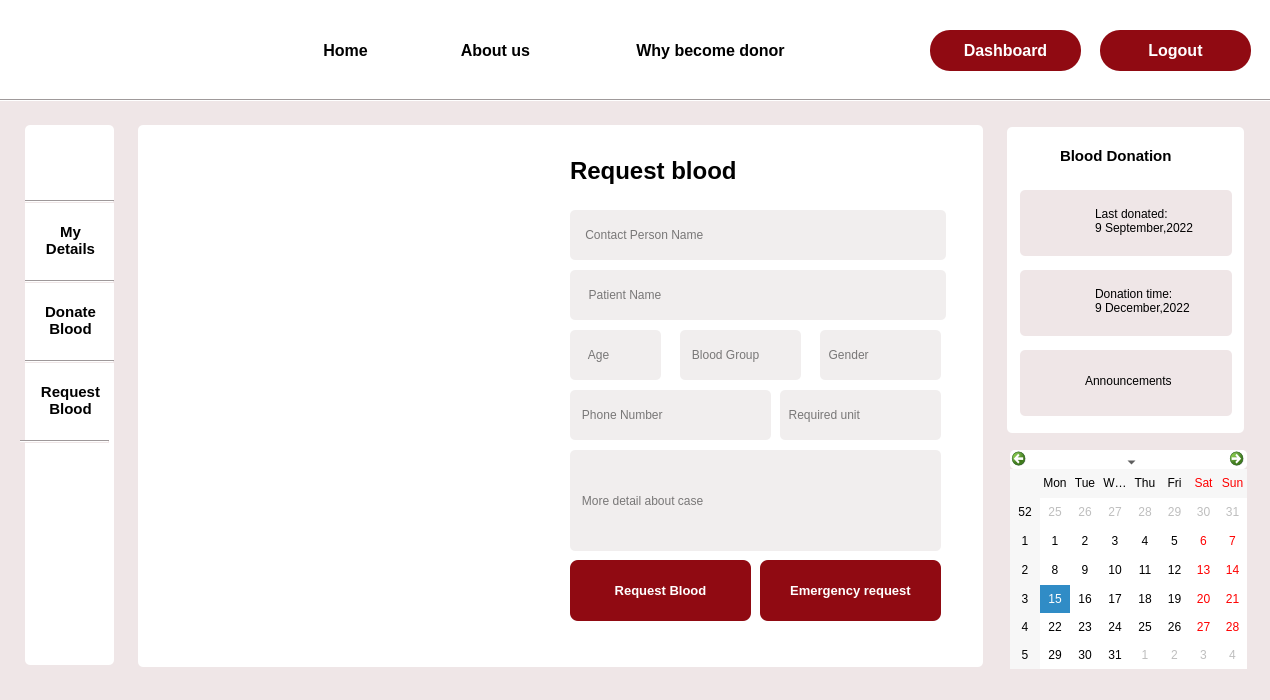
Rista10/Final, file request_blood.ui: the form before one commit.
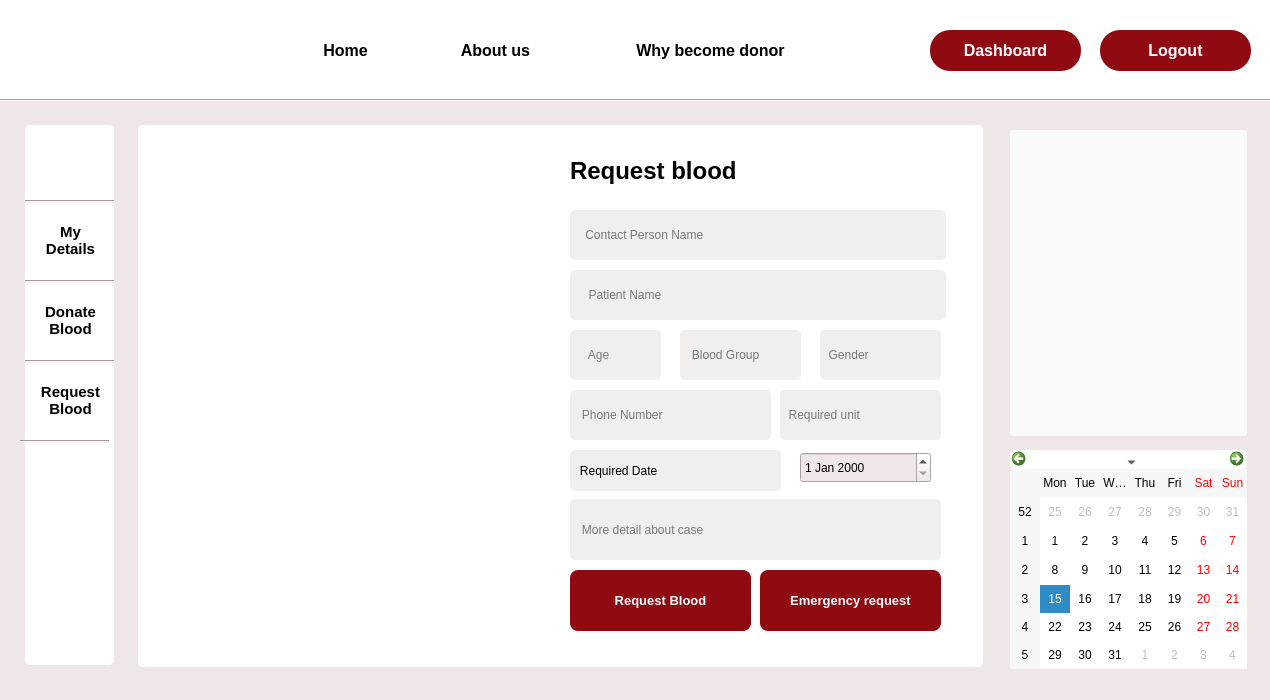
The form after the commit. Icons and pictures are not drawn.

Diff of the .ui file:
```diff
--- a/request_blood.ui
+++ b/request_blood.ui
@@ -584,7 +584,7 @@
    <property name="geometry">
     <rect>
      <x>570</x>
-     <y>560</y>
+     <y>570</y>
      <width>181</width>
      <height>61</height>
     </rect>
@@ -643,9 +643,9 @@
    <property name="geometry">
     <rect>
      <x>570</x>
-     <y>450</y>
+     <y>499</y>
      <width>371</width>
-     <height>101</height>
+     <height>61</height>
     </rect>
    </property>
    <property name="styleSheet">
@@ -662,71 +662,6 @@
     <string>   More detail about case</string>
    </property>
   </widget>
-  <widget class="QLabel" name="label_32">
-   <property name="geometry">
-    <rect>
-     <x>1095</x>
-     <y>360</y>
-     <width>131</width>
-     <height>41</height>
-    </rect>
-   </property>
-   <property name="text">
-    <string>Announcements</string>
-   </property>
-  </widget>
-  <widget class="QLabel" name="label_6">
-   <property name="geometry">
-    <rect>
-     <x>1007</x>
-     <y>127</y>
-     <width>237</width>
-     <height>306</height>
-    </rect>
-   </property>
-   <property name="styleSheet">
-    <string notr="true">background-color: rgb(255, 255, 255);
-border-radius:5px;</string>
-   </property>
-   <property name="text">
-    <string/>
-   </property>
-  </widget>
-  <widget class="QLabel" name="label_26">
-   <property name="geometry">
-    <rect>
-     <x>1020</x>
-     <y>270</y>
-     <width>212</width>
-     <height>66</height>
-    </rect>
-   </property>
-   <property name="cursor">
-    <cursorShape>PointingHandCursor</cursorShape>
-   </property>
-   <property name="styleSheet">
-    <string notr="true">border-radius:5px;</string>
-   </property>
-   <property name="text">
-    <string/>
-   </property>
-  </widget>
-  <widget class="QLabel" name="label_29">
-   <property name="geometry">
-    <rect>
-     <x>1030</x>
-     <y>360</y>
-     <width>51</width>
-     <height>41</height>
-    </rect>
-   </property>
-   <property name="styleSheet">
-    <string notr="true">border-image: url(:/img/Images/announcement.png);</string>
-   </property>
-   <property name="text">
-    <string/>
-   </property>
-  </widget>
   <widget class="QCalendarWidget" name="calendarWidget">
    <property name="geometry">
     <rect>
@@ -745,197 +680,6 @@
 border-radius:5px;</string>
    </property>
   </widget>
-  <widget class="QLabel" name="label_31">
-   <property name="geometry">
-    <rect>
-     <x>1095</x>
-     <y>280</y>
-     <width>131</width>
-     <height>41</height>
-    </rect>
-   </property>
-   <property name="cursor">
-    <cursorShape>PointingHandCursor</cursorShape>
-   </property>
-   <property name="styleSheet">
-    <string notr="true">
-#label_31::hover
-{
-
-	color: rgb(144, 10, 18);
-}</string>
-   </property>
-   <property name="text">
-    <string>Donation time:
-9 December,2022</string>
-   </property>
-  </widget>
-  <widget class="QLabel" name="label_24">
-   <property name="geometry">
-    <rect>
-     <x>1020</x>
-     <y>190</y>
-     <width>212</width>
-     <height>66</height>
-    </rect>
-   </property>
-   <property name="cursor">
-    <cursorShape>PointingHandCursor</cursorShape>
-   </property>
-   <property name="styleSheet">
-    <string notr="true">border-radius:5px;</string>
-   </property>
-   <property name="text">
-    <string/>
-   </property>
-  </widget>
-  <widget class="QLabel" name="label_23">
-   <property name="geometry">
-    <rect>
-     <x>1060</x>
-     <y>140</y>
-     <width>141</width>
-     <height>31</height>
-    </rect>
-   </property>
-   <property name="font">
-    <font>
-     <pointsize>11</pointsize>
-     <bold>true</bold>
-    </font>
-   </property>
-   <property name="styleSheet">
-    <string notr="true">background-color: rgb(255, 255, 255);</string>
-   </property>
-   <property name="text">
-    <string>Blood Donation </string>
-   </property>
-  </widget>
-  <widget class="QLabel" name="label_30">
-   <property name="geometry">
-    <rect>
-     <x>1095</x>
-     <y>200</y>
-     <width>131</width>
-     <height>41</height>
-    </rect>
-   </property>
-   <property name="cursor">
-    <cursorShape>PointingHandCursor</cursorShape>
-   </property>
-   <property name="styleSheet">
-    <string notr="true">
-#label_30::hover
-{
-
-	color: rgb(144, 10, 18);
-}</string>
-   </property>
-   <property name="text">
-    <string>Last donated:
-9 September,2022</string>
-   </property>
-  </widget>
-  <widget class="QLabel" name="label_27">
-   <property name="geometry">
-    <rect>
-     <x>1030</x>
-     <y>200</y>
-     <width>51</width>
-     <height>41</height>
-    </rect>
-   </property>
-   <property name="cursor">
-    <cursorShape>PointingHandCursor</cursorShape>
-   </property>
-   <property name="styleSheet">
-    <string notr="true">border-image: url(:/img/Images/Donor.png);</string>
-   </property>
-   <property name="text">
-    <string/>
-   </property>
-  </widget>
-  <widget class="QLabel" name="label_28">
-   <property name="geometry">
-    <rect>
-     <x>1030</x>
-     <y>280</y>
-     <width>51</width>
-     <height>41</height>
-    </rect>
-   </property>
-   <property name="cursor">
-    <cursorShape>PointingHandCursor</cursorShape>
-   </property>
-   <property name="styleSheet">
-    <string notr="true">border-image: url(:/img/Images/hospital.png);</string>
-   </property>
-   <property name="text">
-    <string/>
-   </property>
-  </widget>
-  <widget class="QLabel" name="label_25">
-   <property name="geometry">
-    <rect>
-     <x>1020</x>
-     <y>350</y>
-     <width>212</width>
-     <height>66</height>
-    </rect>
-   </property>
-   <property name="cursor">
-    <cursorShape>PointingHandCursor</cursorShape>
-   </property>
-   <property name="styleSheet">
-    <string notr="true">border-radius:5px;</string>
-   </property>
-   <property name="text">
-    <string/>
-   </property>
-  </widget>
-  <widget class="QLabel" name="label_33">
-   <property name="geometry">
-    <rect>
-     <x>1085</x>
-     <y>360</y>
-     <width>131</width>
-     <height>41</height>
-    </rect>
-   </property>
-   <property name="cursor">
-    <cursorShape>PointingHandCursor</cursorShape>
-   </property>
-   <property name="styleSheet">
-    <string notr="true">
-#label_33::hover
-{
-
-	color: rgb(144, 10, 18);
-}</string>
-   </property>
-   <property name="text">
-    <string>Announcements</string>
-   </property>
-  </widget>
-  <widget class="QLabel" name="label_34">
-   <property name="geometry">
-    <rect>
-     <x>1030</x>
-     <y>360</y>
-     <width>51</width>
-     <height>41</height>
-    </rect>
-   </property>
-   <property name="cursor">
-    <cursorShape>PointingHandCursor</cursorShape>
-   </property>
-   <property name="styleSheet">
-    <string notr="true">border-image: url(:/img/Images/announcement.png);</string>
-   </property>
-   <property name="text">
-    <string/>
-   </property>
-  </widget>
   <widget class="QLineEdit" name="required_unit">
    <property name="geometry">
     <rect>
@@ -963,7 +707,7 @@
    <property name="geometry">
     <rect>
      <x>760</x>
-     <y>560</y>
+     <y>570</y>
      <width>181</width>
      <height>61</height>
     </rect>
@@ -1031,6 +775,64 @@
     <string>Logout</string>
    </property>
   </widget>
+  <widget class="QDateEdit" name="dateEdit">
+   <property name="geometry">
+    <rect>
+     <x>800</x>
+     <y>452</y>
+     <width>131</width>
+     <height>31</height>
+    </rect>
+   </property>
+  </widget>
+  <widget class="QLabel" name="label_8">
+   <property name="geometry">
+    <rect>
+     <x>570</x>
+     <y>450</y>
+     <width>211</width>
+     <height>41</height>
+    </rect>
+   </property>
+   <property name="styleSheet">
+    <string notr="true">*
+{
+border-radius:5px;
+background-color:#F1EEEE;
+}</string>
+   </property>
+   <property name="text">
+    <string>   Required Date</string>
+   </property>
+  </widget>
+  <widget class="QPushButton" name="pushButton_4">
+   <property name="geometry">
+    <rect>
+     <x>1010</x>
+     <y>130</y>
+     <width>237</width>
+     <height>306</height>
+    </rect>
+   </property>
+   <property name="styleSheet">
+    <string notr="true">background-color: rgb(250, 250, 250);
+border-radius:3px;
+</string>
+   </property>
+   <property name="text">
+    <string/>
+   </property>
+   <property name="icon">
+    <iconset resource="Resources.qrc">
+     <normaloff>:/Images/donor_day.JPG</normaloff>:/Images/donor_day.JPG</iconset>
+   </property>
+   <property name="iconSize">
+    <size>
+     <width>250</width>
+     <height>400</height>
+    </size>
+   </property>
+  </widget>
   <zorder>label</zorder>
   <zorder>label_7</zorder>
   <zorder>home</zorder>
@@ -1059,23 +861,13 @@
   <zorder>register_2</zorder>
   <zorder>patient_name</zorder>
   <zorder>detail</zorder>
-  <zorder>label_32</zorder>
-  <zorder>label_6</zorder>
-  <zorder>label_26</zorder>
-  <zorder>label_29</zorder>
   <zorder>calendarWidget</zorder>
-  <zorder>label_31</zorder>
-  <zorder>label_24</zorder>
-  <zorder>label_23</zorder>
-  <zorder>label_30</zorder>
-  <zorder>label_27</zorder>
-  <zorder>label_28</zorder>
-  <zorder>label_25</zorder>
-  <zorder>label_33</zorder>
-  <zorder>label_34</zorder>
   <zorder>required_unit</zorder>
   <zorder>register_3</zorder>
   <zorder>login_2</zorder>
+  <zorder>dateEdit</zorder>
+  <zorder>label_8</zorder>
+  <zorder>pushButton_4</zorder>
  </widget>
  <resources/>
  <connections/>
```
Left out of the diff: 4 changed lines with no effect on the pictures.
